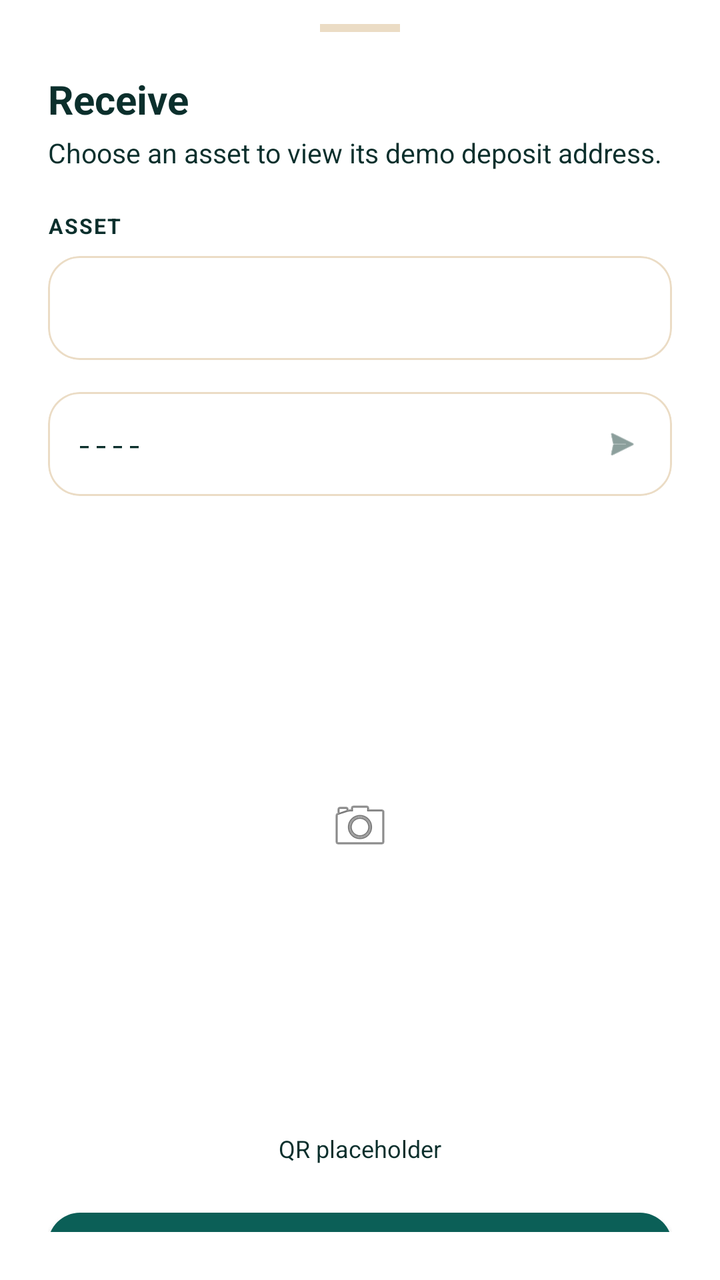
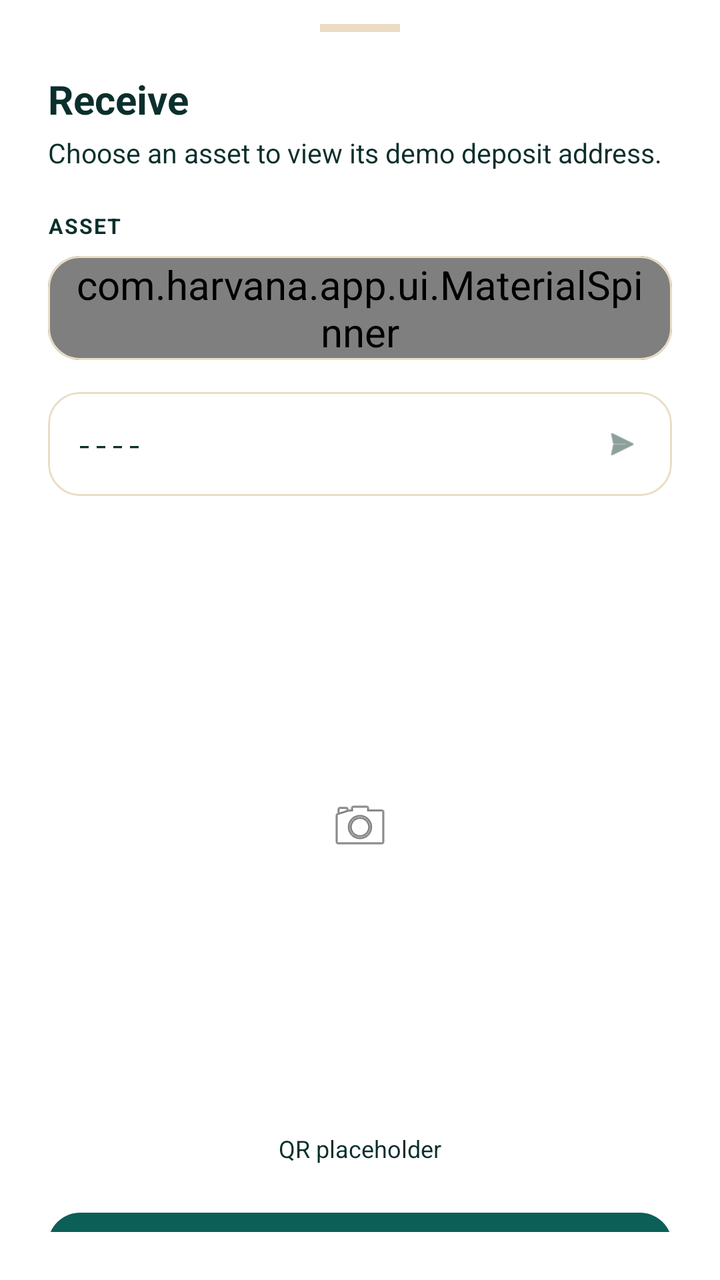

Screens rendered from an Android XML layout before and after an edit, with the pre-edit source and the edit as a unified diff.
<!-- AndroidManifest.xml: application theme AppTheme -->
<!-- res/layout/bottom_sheet_receive.xml -->
<LinearLayout
	xmlns:android="http://schemas.android.com/apk/res/android"
	xmlns:app="http://schemas.android.com/apk/res-auto"
	xmlns:tools="http://schemas.android.com/tools"
	android:layout_width="match_parent"
	android:layout_height="wrap_content"
	android:background="?attr/colorSurface"
	android:orientation="vertical">
	<LinearLayout
		android:id="@+id/linear1"
		android:layout_width="match_parent"
		android:layout_height="wrap_content"
		android:paddingLeft="24dp"
		android:paddingTop="12dp"
		android:paddingRight="24dp"
		android:paddingBottom="24dp"
		android:orientation="vertical">
		<View
			android:id="@+id/view94"
			android:layout_width="40dp"
			android:layout_height="4dp"
			android:layout_marginBottom="20dp"
			android:background="@color/colorCardStroke"
			android:layout_gravity="center_horizontal" />
		<TextView
			android:id="@+id/textview15"
			android:layout_width="wrap_content"
			android:layout_height="wrap_content"
			android:text="Receive"
			android:textSize="20sp"
			android:textStyle="bold"
			android:focusable="false" />
		<TextView
			android:id="@+id/textview16"
			android:layout_width="wrap_content"
			android:layout_height="wrap_content"
			android:layout_marginTop="4dp"
			android:layout_marginBottom="20dp"
			android:text="Choose an asset to view its demo deposit address."
			android:textSize="13.5sp"
			android:focusable="false" />
		<TextView
			android:id="@+id/textview17"
			android:layout_width="wrap_content"
			android:layout_height="wrap_content"
			android:layout_marginBottom="8dp"
			android:text="ASSET"
			android:textStyle="bold"
			android:textSize="10.5sp"
			android:letterSpacing="0.06"
			android:focusable="false" />
		<com.google.android.material.card.MaterialCardView
			android:id="@+id/cardview1"
			android:layout_width="match_parent"
			android:layout_height="wrap_content"
			android:layout_marginBottom="16dp"
			app:cardBackgroundColor="@color/colorSurface"
			app:cardCornerRadius="16dp"
			app:cardElevation="0dp"
			app:strokeColor="@color/colorCardStroke"
			app:strokeWidth="1dp">
			<Spinner
				android:id="@+id/spinner_assets"
				android:layout_width="match_parent"
				android:layout_height="52dp"
				android:background="@android:color/transparent"
				android:spinnerMode="dropdown"
				android:theme="@style/WhiteSpinnerTheme"
				android:paddingStart="12dp"
				android:paddingEnd="12dp" />
		</com.google.android.material.card.MaterialCardView>
		<com.google.android.material.card.MaterialCardView
			android:id="@+id/cardview2"
			android:layout_width="match_parent"
			android:layout_height="wrap_content"
			android:layout_marginBottom="20dp"
			app:cardBackgroundColor="@color/colorSurface"
			app:cardCornerRadius="16dp"
			app:cardElevation="0dp"
			app:strokeColor="@color/colorCardStroke"
			app:strokeWidth="1dp">
			<LinearLayout
				android:id="@+id/linear2"
				android:layout_width="match_parent"
				android:layout_height="52dp"
				android:padding="14dp"
				android:gravity="center_vertical"
				android:orientation="horizontal">
				<TextView
					android:id="@+id/tv_deposit_address"
					android:layout_width="0dp"
					android:layout_height="wrap_content"
					android:background="@android:color/transparent"
					android:text="----"
					android:singleLine="true"
					android:layout_weight="1"
					android:textSize="13.5sp"
					android:fontFamily="monospace"
					android:focusable="false"
					android:ellipsize="middle" />
				<com.google.android.material.imageview.ShapeableImageView
					android:id="@+id/iv_copy_address"
					android:layout_width="22dp"
					android:layout_height="22dp"
					android:padding="2dp"
					android:scaleType="centerInside"
					android:src="@android:drawable/ic_menu_send"
					android:focusable="false"
					android:layout_marginStart="12dp"
					android:contentDescription="CopyAddress"
					app:tint="@color/colorTextSecondary" />
			</LinearLayout>
		</com.google.android.material.card.MaterialCardView>
		<LinearLayout
			android:id="@+id/ll_qr_card"
			android:layout_width="wrap_content"
			android:layout_height="wrap_content"
			android:background="@color/colorTextPrimaryWhite"
			android:gravity="center_horizontal|center_vertical"
			android:orientation="vertical"
			android:layout_gravity="center_horizontal">
			<com.google.android.material.imageview.ShapeableImageView
				android:id="@+id/iv_qr_code"
				android:layout_width="250dp"
				android:layout_height="250dp"
				android:layout_margin="20dp"
				android:scaleType="centerInside"
				android:src="@android:drawable/ic_menu_camera"
				android:focusable="false" />
		</LinearLayout>
		<TextView
			android:id="@+id/textview18"
			android:layout_width="wrap_content"
			android:layout_height="wrap_content"
			android:layout_marginTop="8dp"
			android:layout_marginBottom="24dp"
			android:text="QR placeholder"
			android:textSize="12sp"
			android:layout_gravity="center_horizontal"
			android:focusable="false" />
		<com.google.android.material.button.MaterialButton
			android:id="@+id/btn_share"
			android:layout_width="match_parent"
			android:layout_height="52dp"
			android:gravity="center_horizontal|center_vertical"
			android:text="Share wallet"
			android:textSize="15sp"
			android:textStyle="bold"
			android:textColor="@color/colorTextOnAccent"
			app:backgroundTint="@color/colorAccent"
			app:cornerRadius="16dp"
			app:elevation="0dp" />
		<TextView
			android:id="@+id/tv_close_sheet"
			android:layout_width="wrap_content"
			android:layout_height="wrap_content"
			android:layout_marginTop="10dp"
			android:padding="12dp"
			android:text="Close"
			android:textStyle="bold"
			android:layout_gravity="center_horizontal"
			android:textSize="14.5sp"
			android:focusable="false" />
	</LinearLayout>
</LinearLayout>
<!-- resources referenced by this layout -->
<resources>
  <color name="colorAccent">#0B5F57</color>
  <color name="colorCardStroke">#EBDCC5</color>
  <color name="colorSurface">#FFFFFF</color>
  <color name="colorTextOnAccent">#FFFFFF</color>
  <color name="colorTextPrimaryWhite">#FFFFFF</color>
  <color name="colorTextSecondary">#3F5F5A</color>
  <style name="WhiteSpinnerTheme" parent="ThemeOverlay.AppCompat.Light">
          <item name="android:textColorPrimary">@color/colorTextPrimary</item>
          <item name="android:textColor">@color/colorTextPrimary</item>
          <item name="android:textSize">20sp</item>
          <item name="colorControlNormal">@color/colorTextPrimary</item>
          <item name="spinnerStyle">@style/HarvanaSpinner</item>
      </style>
  <color name="colorTextPrimary">#0B2F2C</color>
  <style name="HarvanaSpinner" parent="Widget.AppCompat.Spinner">
          <item name="android:popupBackground">@color/colorSurface</item>
          <item name="android:dropDownSelector">@color/colorAccentRipple</item>
      </style>
  <style name="HarvanaPopupMenu" parent="Widget.MaterialComponents.PopupMenu">
          <item name="android:popupBackground">@drawable/bg_popup_menu</item>
          <item name="android:popupElevation">10dp</item>
      </style>
  <style name="Harvana.Card" parent="Widget.MaterialComponents.CardView">
          <item name="cardBackgroundColor">@color/colorSurface</item>
          <item name="cardCornerRadius">16dp</item>
          <item name="cardElevation">0dp</item>
          <item name="strokeColor">@color/colorCardStroke</item>
          <item name="strokeWidth">1dp</item>
          <item name="rippleColor">@color/colorAccentRipple</item>
      </style>
  <style name="HarvanaButton.Text" parent="Widget.MaterialComponents.Button.TextButton">
          <item name="cornerRadius">12dp</item>
          <item name="android:textAllCaps">false</item>
          <item name="android:textStyle">bold</item>
          <item name="android:textColor">@color/colorAccentStrong</item>
          <item name="rippleColor">@color/colorAccentRipple</item>
      </style>
  <style name="HarvanaTextView" parent="android:Widget.TextView">
          <item name="android:textColor">@color/colorTextPrimary</item>
      </style>
  <color name="colorBackground">#FFF8EE</color>
  <color name="colorAccentDark">#084A44</color>
  <color name="colorError">#C8443F</color>
  <color name="colorControlNormal">#587570</color>
  <color name="colorAccentRipple">#1A0B5F57</color>
  <color name="colorAccentStroke">#330B5F57</color>
  <color name="colorAccentStrong">#053D3A</color>
  <color name="colorTextTertiary">#587570</color>
  <!-- drawable bg_popup_menu (drawable) -->
  <?xml version="1.0" encoding="utf-8"?>
  <shape xmlns:android="http://schemas.android.com/apk/res/android" android:shape="rectangle">
      <solid android:color="@color/colorPopupSurface" />
      <stroke android:width="1dp" android:color="@color/colorCardStroke" />
      <corners android:radius="14dp" />
  </shape>
  <style name="HarvanaDialogButton" parent="Widget.MaterialComponents.Button.TextButton.Dialog">
          <item name="android:textColor">@color/colorAccent</item>
          <item name="android:minHeight">48dp</item>
      </style>
  <style name="HarvanaBottomSheetStyle" parent="Widget.MaterialComponents.BottomSheet.Modal">
          <item name="backgroundTint">?attr/colorSurface</item>
          <item name="shapeAppearanceOverlay">@style/HarvanaBottomSheetShape</item>
      </style>
  <color name="colorPopupSurface">@color/colorSurface</color>
  <style name="HarvanaBottomSheetShape" parent="">
          <item name="cornerFamily">rounded</item>
          <item name="cornerSizeTopLeft">20dp</item>
          <item name="cornerSizeTopRight">20dp</item>
          <item name="cornerSizeBottomLeft">0dp</item>
          <item name="cornerSizeBottomRight">0dp</item>
      </style>
  <!-- unchanged entries left out for length: 7 -->
</resources>

<!-- the commit's change to res/layout/bottom_sheet_receive.xml (unified diff, before → after) -->
@@ -59,7 +59,7 @@
 			app:cardElevation="0dp"
 			app:strokeColor="@color/colorCardStroke"
 			app:strokeWidth="1dp">
-			<Spinner
+			<com.harvana.app.ui.MaterialSpinner
 				android:id="@+id/spinner_assets"
 				android:layout_width="match_parent"
 				android:layout_height="52dp"
